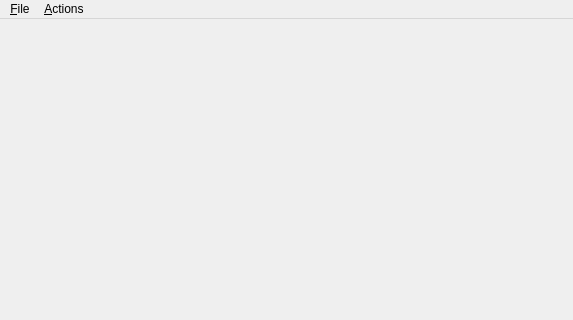
sr9000/Editable-Tree-Model-Example, file mainwindow.ui: the form before one commit; both pictures show x 0 to 573 and y 0 to 320 of the 573 by 468 pixel window.
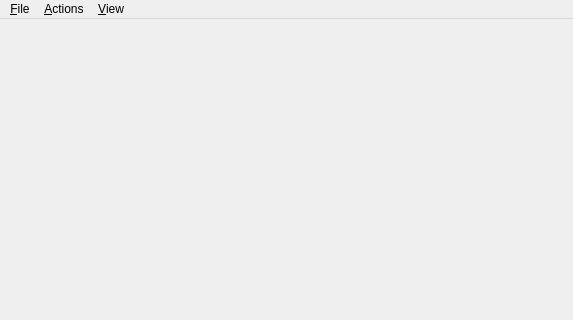
The form after the commit.

The edit to the form file:
```diff
--- a/mainwindow.ui
+++ b/mainwindow.ui
@@ -69,8 +69,20 @@
     <addaction name="separator"/>
     <addaction name="rowRemoveAction"/>
    </widget>
+   <widget class="QMenu" name="viewMenu">
+    <property name="title">
+     <string>&amp;View</string>
+    </property>
+    <addaction name="viewExpandAllAction"/>
+    <addaction name="viewCollapseAllAction"/>
+    <addaction name="separator"/>
+    <addaction name="viewZoomInAction"/>
+    <addaction name="viewZoomOutAction"/>
+    <addaction name="viewResetZoomAction"/>
+   </widget>
    <addaction name="fileMenu"/>
    <addaction name="actionsMenu"/>
+   <addaction name="viewMenu"/>
   </widget>
   <widget class="QStatusBar" name="statusBar"/>
   <action name="appExitAction">
```
Left out of the diff: 34 changed lines with no effect on the pictures.
